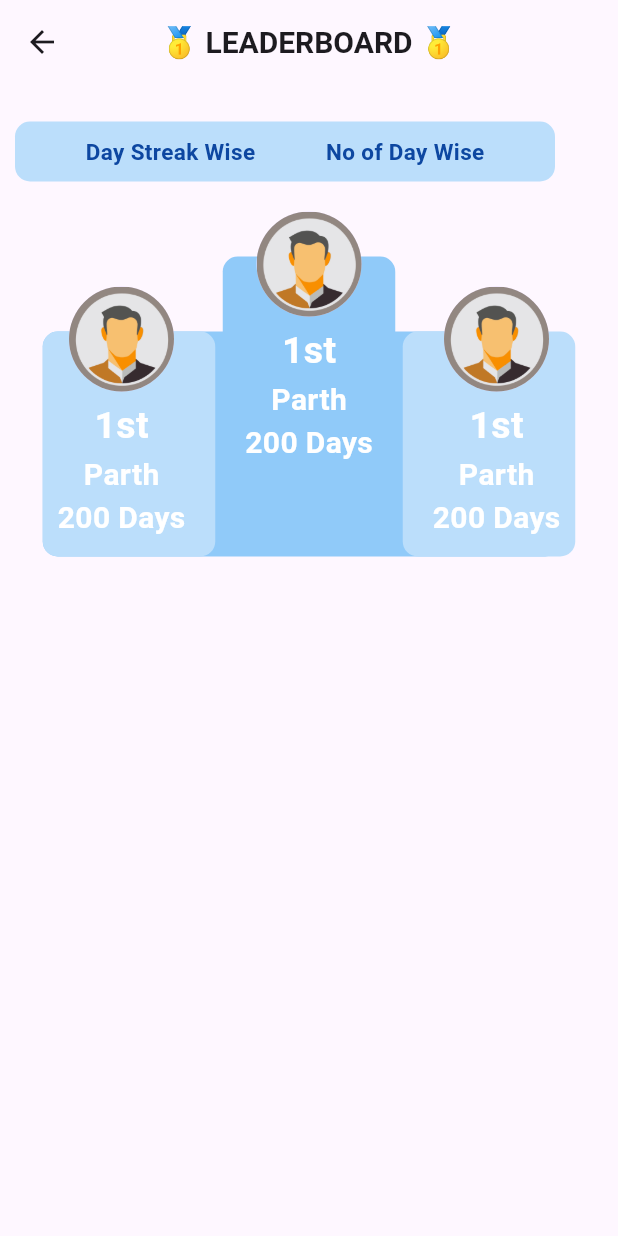
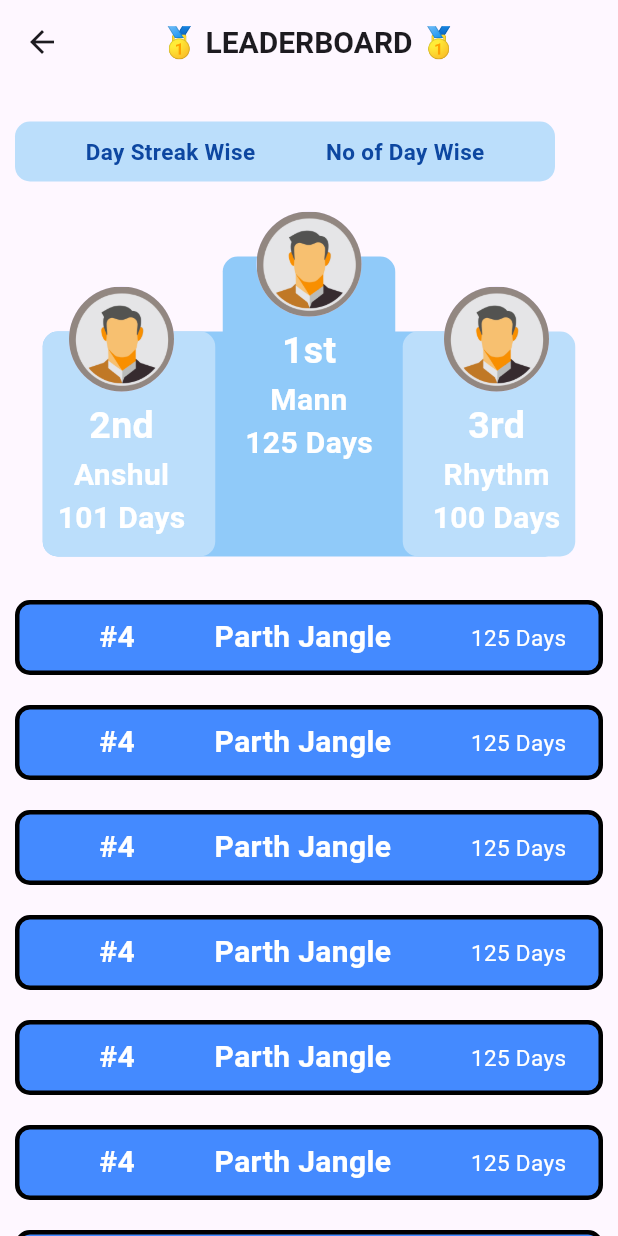
Before and after one commit to Jangle-Parth/Code-Everyday, a Flutter app: the LeaderBoardScreen screen opened directly, on a phone screen of 412 x 824 dp. Run offline on Flutter 3.47's test engine with Material 3 defaults, Android fonts, the phone set to English and light mode, and no system bars; our stand-ins replace cloud_firestore, firebase_auth, firebase_core; accounts and stored records are empty.

Commit message:
completed leaderboard screen ui and some ui changes

```diff
--- a/lib/main.dart
+++ b/lib/main.dart
@@ -36,7 +36,7 @@ class AuthCheck extends StatelessWidget {
           if (user == null) {
             return SignUpScreen();
           } else {
-            return const LeaderBoardScreen();
+            return const HomeScreen();
           }
         } else {
           // Show loading indicator while checking the auth state
--- a/lib/screens/home.dart
+++ b/lib/screens/home.dart
@@ -3,10 +3,8 @@ import 'package:code_everyday/data/messagemodel.dart';
 import 'package:code_everyday/firebase/database.dart';
 import 'package:code_everyday/screens/leaderboardscreen.dart';
 import 'package:code_everyday/screens/profilescreen.dart';
-import 'package:code_everyday/screens/searchscreen.dart';
 import 'package:code_everyday/widgets/message.dart';
 import 'package:code_everyday/widgets/messageform.dart';
-import 'package:firebase_auth/firebase_auth.dart';
 import 'package:flutter/material.dart';
 
 class HomeScreen extends StatefulWidget {
@@ -14,14 +12,6 @@ class HomeScreen extends StatefulWidget {
 
   @override
   State<HomeScreen> createState() => _HomeScreenState();
-}
-
-Future getUserData() async {
-  DocumentSnapshot userDoc = await FirebaseFirestore.instance
-      .collection('users')
-      .doc(FirebaseAuth.instance.currentUser?.uid)
-      .get();
-  return userDoc;
 }
 
 class _HomeScreenState extends State<HomeScreen> {
@@ -42,7 +32,6 @@ class _HomeScreenState extends State<HomeScreen> {
   Stream? DayStream;
   int pageindex = 0;
   List screens = [
-    const SearchScreen(),
     const LeaderBoardScreen(),
     const ProfileScreen(),
   ];
@@ -91,8 +80,6 @@ class _HomeScreenState extends State<HomeScreen> {
                       label: "Home",
                     ),
                     BottomNavigationBarItem(
-                        icon: Icon(Icons.search), label: "Search"),
-                    BottomNavigationBarItem(
                         icon: Icon(Icons.leaderboard), label: "LeaderBoard"),
                     BottomNavigationBarItem(
                         icon: Icon(Icons.account_circle), label: "Profile"),
--- a/lib/screens/leaderboardscreen.dart
+++ b/lib/screens/leaderboardscreen.dart
@@ -105,7 +105,7 @@ class _LeaderBoardScreenState extends State<LeaderBoardScreen> {
                                 height: 5,
                               ),
                               Text(
-                                  "1st",
+                                "2nd",
                                 style: TextStyle(
                                   color: Colors.white,
                                   fontWeight: FontWeight.bold,
@@ -114,7 +114,7 @@ class _LeaderBoardScreenState extends State<LeaderBoardScreen> {
                                 textAlign: TextAlign.center,
                               ),
                               Text(
-                                  "Parth",
+                                "Anshul",
                                 style: TextStyle(
                                   color: Colors.white,
                                   fontWeight: FontWeight.bold,
@@ -123,7 +123,7 @@ class _LeaderBoardScreenState extends State<LeaderBoardScreen> {
                                 textAlign: TextAlign.center,
                               ),
                               Text(
-                                  "200 Days",
+                                "101 Days",
                                 style: TextStyle(
                                   color: Colors.white,
                                   fontWeight: FontWeight.bold,
@@ -158,8 +158,8 @@ class _LeaderBoardScreenState extends State<LeaderBoardScreen> {
                             child: const Column(
                               children: [
                                 CircleAvatar(
-                                    backgroundImage: AssetImage(
-                                        "assets/default_profile.jpg"),
+                                  backgroundImage:
+                                      AssetImage("assets/default_profile.jpg"),
                                   minRadius: 35,
                                 ),
                                 SizedBox(
@@ -175,7 +175,7 @@ class _LeaderBoardScreenState extends State<LeaderBoardScreen> {
                                   textAlign: TextAlign.center,
                                 ),
                                 Text(
-                                    "Parth",
+                                  "Mann ",
                                   style: TextStyle(
                                     color: Colors.white,
                                     fontWeight: FontWeight.bold,
@@ -184,7 +184,7 @@ class _LeaderBoardScreenState extends State<LeaderBoardScreen> {
                                   textAlign: TextAlign.center,
                                 ),
                                 Text(
-                                    "200 Days",
+                                  "125 Days",
                                   style: TextStyle(
                                     color: Colors.white,
                                     fontWeight: FontWeight.bold,
@@ -228,7 +228,7 @@ class _LeaderBoardScreenState extends State<LeaderBoardScreen> {
                                 height: 5,
                               ),
                               Text(
-                                  "1st",
+                                "3rd",
                                 style: TextStyle(
                                   color: Colors.white,
                                   fontWeight: FontWeight.bold,
@@ -237,7 +237,7 @@ class _LeaderBoardScreenState extends State<LeaderBoardScreen> {
                                 textAlign: TextAlign.center,
                               ),
                               Text(
-                                  "Parth",
+                                "Rhythm",
                                 style: TextStyle(
                                   color: Colors.white,
                                   fontWeight: FontWeight.bold,
@@ -246,7 +246,7 @@ class _LeaderBoardScreenState extends State<LeaderBoardScreen> {
                                 textAlign: TextAlign.center,
                               ),
                               Text(
-                                  "200 Days",
+                                "100 Days",
                                 style: TextStyle(
                                   color: Colors.white,
                                   fontWeight: FontWeight.bold,
@@ -263,8 +263,62 @@ class _LeaderBoardScreenState extends State<LeaderBoardScreen> {
                 ],
               ),
             ],
-            )
+          ),
+          Expanded(
+            child: ListView.builder(
+                itemCount: 10,
+                itemBuilder: (context, index) {
+                  return Container(
+                    margin: const EdgeInsets.symmetric(
+                        vertical: 10, horizontal: 10),
+                    height: 50,
+                    decoration: BoxDecoration(
+                        borderRadius: BorderRadius.circular(10),
+                        color: Colors.blueAccent,
+                        border: const Border(
+                          top: BorderSide(color: Colors.black, width: 3),
+                          right: BorderSide(color: Colors.black, width: 3),
+                          left: BorderSide(color: Colors.black, width: 3),
+                          bottom: BorderSide(color: Colors.black, width: 3),
+                        )),
+                    child: const Row(
+                      mainAxisAlignment: MainAxisAlignment.spaceEvenly,
+                      children: [
+                        SizedBox(
+                          width: 10,
+                        ),
+                        Text(
+                          "#4",
+                          style: TextStyle(
+                              fontSize: 20,
+                              fontWeight: FontWeight.bold,
+                              color: Colors.white),
+                        ),
+                        SizedBox(
+                          width: 10,
+                        ),
+                        Text(
+                          "Parth Jangle",
+                          style: TextStyle(
+                            fontSize: 20,
+                            fontWeight: FontWeight.bold,
+                            color: Colors.white,
+                          ),
+                        ),
+                        SizedBox(
+                          width: 10,
+                        ),
+                        Text(
+                          "125 Days",
+                          style: TextStyle(fontSize: 15, color: Colors.white),
+                        ),
                       ],
-        ));
+                    ),
+                  );
+                }),
+          ),
+        ],
+      ),
+    );
   }
 }
--- a/lib/screens/searchscreen.dart
+++ /dev/null
@@ -1,10 +0,0 @@
-import 'package:flutter/material.dart';
-
-class SearchScreen extends StatelessWidget {
-  const SearchScreen({super.key});
-
-  @override
-  Widget build(BuildContext context) {
-    return const Scaffold(body: Center(child: Text("Search  Screen")));
-  }
-}
```
Lines whose indentation alone changed are shown as unchanged.
